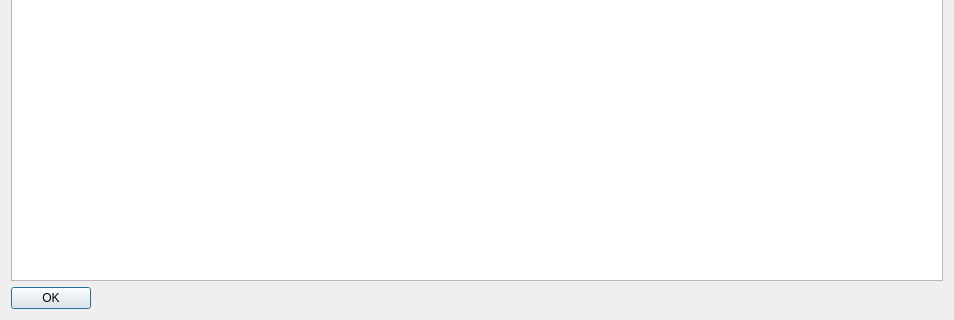
Qt form src/qt/forms/coincontroldialog.ui (Raptor3um/raptoreum) before a commit; both pictures show x 0 to 954 and y 180 to 500 of the 954 by 500 pixel window.
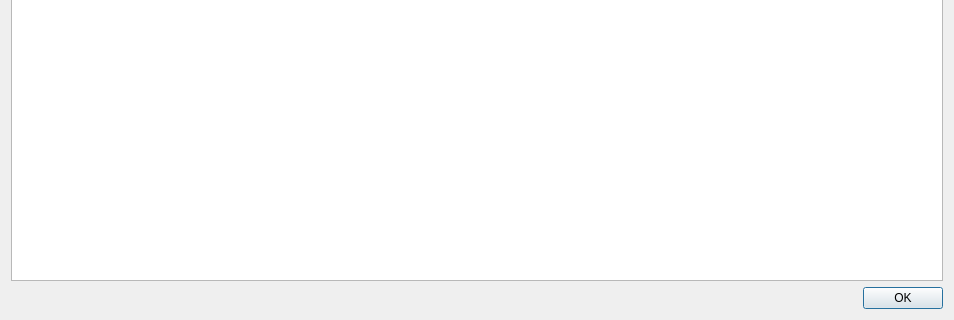
The same form after that commit. Custom widgets are drawn as their Qt base class.

Patch:
```diff
--- a/src/qt/forms/coincontroldialog.ui
+++ b/src/qt/forms/coincontroldialog.ui
@@ -442,12 +442,6 @@
    </item>
    <item>
     <widget class="QDialogButtonBox" name="buttonBox">
-     <property name="sizePolicy">
-      <sizepolicy hsizetype="Maximum" vsizetype="Fixed">
-       <horstretch>0</horstretch>
-       <verstretch>0</verstretch>
-      </sizepolicy>
-     </property>
      <property name="orientation">
       <enum>Qt::Horizontal</enum>
      </property>
```
